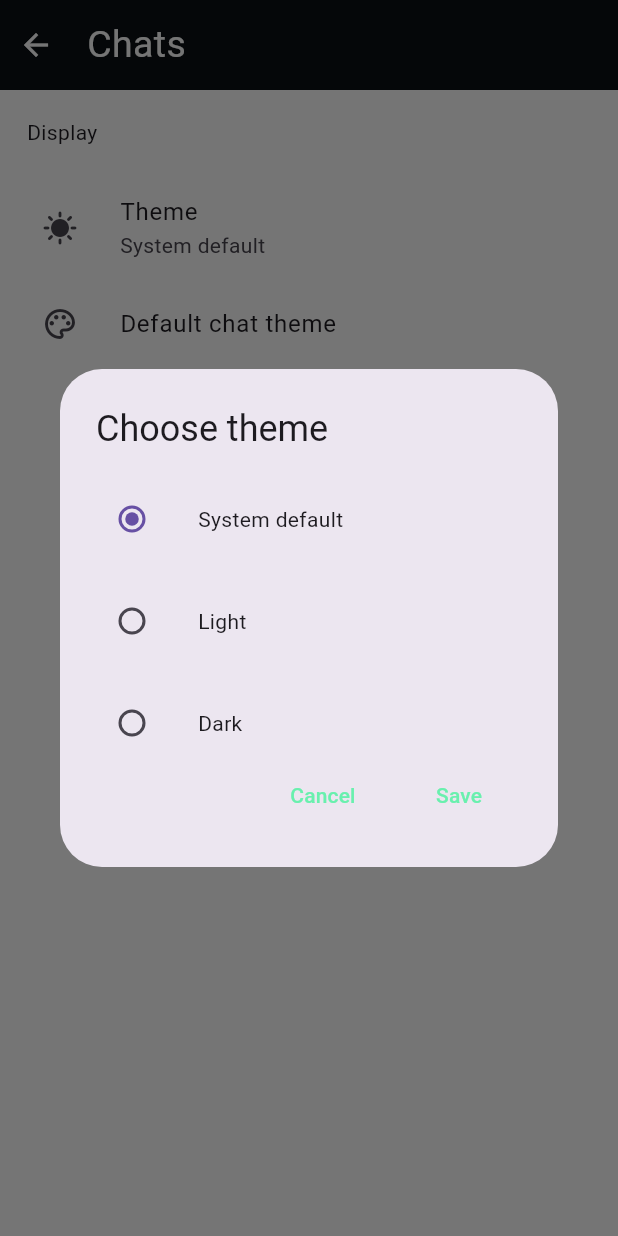
After one commit to Deepakraj-008/WhatsappPageScreen, a Flutter app: the Chatss screen opened directly, after a tap on "Theme", on a phone screen of 412 x 824 dp. The commit adds this screen. Run offline on Flutter 3.47's test engine with Material 3 defaults, Android fonts, the phone set to English and light mode, and no system bars; our stand-ins replace flutter_riverpod, get, image_picker, shared_preferences; accounts and stored records are empty; network calls fail.

Commit message:
some changes

```diff
--- /dev/null
+++ b/lib/Home/Settings/Screens/Chats.dart
@@ -0,0 +1,112 @@
+import 'package:flutter/cupertino.dart';
+import 'package:flutter/material.dart';
+import 'package:flutter_riverpod/flutter_riverpod.dart';
+import 'package:shared_preferences/shared_preferences.dart';
+
+class Chatss extends StatefulWidget {
+  const Chatss({super.key});
+
+
+  @override
+  State<Chatss> createState() => _ChatssState();
+}
+
+class _ChatssState extends State<Chatss> {
+
+  int _value=1;
+
+
+  @override
+  Widget build(BuildContext context) {
+    return SafeArea(child: Scaffold(
+      backgroundColor: Colors.white,
+      appBar: AppBar(
+        automaticallyImplyLeading: false,
+        backgroundColor: Color(0xFF0B1014),
+        toolbarHeight: 60,
+
+        actions: [
+          IconButton(onPressed: () {
+            Navigator.pop(context);
+          }, icon: Icon(Icons.arrow_back_sharp, color: Colors.white,)),
+          SizedBox(width: 10,),
+          Text('Chats', style: TextStyle(fontWeight: FontWeight.w400,
+              fontSize: 25,
+              color: Colors.white),),
+          Spacer()
+        ],
+
+      ),
+      body: Column(mainAxisAlignment: MainAxisAlignment.start,crossAxisAlignment: CrossAxisAlignment.start,
+        children: [
+          Padding(
+            padding: const EdgeInsets.all(18.0),
+            child: Text("Display"),
+          ),
+          ListTile(
+            onTap: (){
+                showDialog(context: context, builder: (context)
+                {
+                  return AlertDialog(
+                    title: Text("Choose theme"),
+                    actions: [
+                      Row(
+                        children: [
+                          Radio(value: 1, groupValue: _value, onChanged: ( value ){
+                            setState(() => _value=value!);
+                          }),SizedBox(width: 20,),Text("System default")
+                        ],
+                      ),
+                      SizedBox(height: 20,),
+                      Row(
+                        children: [
+                          Radio(value: 2, groupValue: _value, onChanged: (value){
+                            setState(() {
+                              _value=value!;
+                            });
+                          }),SizedBox(width: 20,),Text("Light")
+                        ],
+                      ),
+                      SizedBox(height: 20,),
+                      Row(
+                        children: [
+                          Radio(value: 3, groupValue: _value, onChanged: (value){
+                            setState(() {
+                              _value=value!;
+                            });
+                          }),SizedBox(width: 20,),Text("Dark")
+                        ],
+                      ),
+                      Row(crossAxisAlignment: CrossAxisAlignment.end,mainAxisAlignment: MainAxisAlignment.end,
+                          children: [
+                            TextButton(onPressed: (){
+
+                            }, child: Text("Cancel",style: TextStyle(color: Colors.greenAccent),)),SizedBox(width: 25,),
+                            TextButton(
+                                onPressed: (){
+
+                                }, child: Text("Save",style: TextStyle(color: Colors.greenAccent),)),SizedBox(width: 10,),
+                          ]
+                      )
+                    ],
+                  );
+                });
+            },
+            leading: IconButton(onPressed: (){
+
+            }, icon: Icon(Icons.sunny)),
+            title: Text("Theme"),
+            subtitle: Text("System default"),
+          ),
+          ListTile(
+            leading: IconButton(onPressed: (){}, icon: Icon(Icons.color_lens_outlined)),
+            title: Text("Default chat theme"),
+          )
+        ],
+      ),
+    )
+    );
+  }
+
+
+}
--- a/lib/main.dart
+++ b/lib/main.dart
@@ -20,7 +20,6 @@ class MyApp extends StatelessWidget {
       debugShowCheckedModeBanner: false,
       title: 'Flutter Demo',
       theme: ThemeData(
-
         useMaterial3: true,
       ),
       home: HomeScreen(),
--- a/pubspec.yaml
+++ b/pubspec.yaml
@@ -39,6 +39,8 @@ dependencies:
   flutter_chat_bubble: ^2.0.2
   auto_size_text: ^3.0.0
   image_picker: ^1.1.2
+  shared_preferences: ^2.5.3
+  flutter_riverpod: ^2.6.1
 
 dev_dependencies:
   flutter_test:
@@ -59,6 +61,7 @@ flutter:
   assets:
     - assets/images/bgimg.png
     - assets/images/instalogo.png
+    - assets/images/Linkeddevice.png
 
   # The following line ensures that the Material Icons font is
   # included with your application, so that you can use the icons in
```
Also changed, not shown: lib/Home/Settings/Screens/Accounts.dart (added, +65 -0 lines), lib/Home/Settings/Screens/App updates.dart (added, +35 -0 lines), lib/Home/Settings/Screens/Avatars.dart (added, +37 -0 lines), lib/Home/Settings/Screens/Help.dart (added, +36 -0 lines), lib/Home/Settings/Screens/Invite a friend.dart (added, +37 -0 lines), lib/Home/Settings/Screens/Lists.dart (added, +37 -0 lines), lib/Home/Settings/Screens/Notifications.dart (added, +37 -0 lines), lib/Home/Settings/Screens/Privacy.dart (added, +37 -0 lines), lib/Home/Settings/Screens/Storage and data.dart (added, +37 -0 lines), lib/Home/Settings/Widgets/Linked devices.dart (+16 -2 lines), lib/Home/Settings/Widgets/Payment.dart (+22 -1 lines), lib/Home/Settings/Widgets/Settings.dart (+34 -1 lines), lib/Home/Settings/Widgets/StarredMessages.dart (+31 -1 lines), lib/Profile/Widgets/Profile Info/UserInfo.dart (added, +19 -0 lines), 2 more files, 1 other file.
